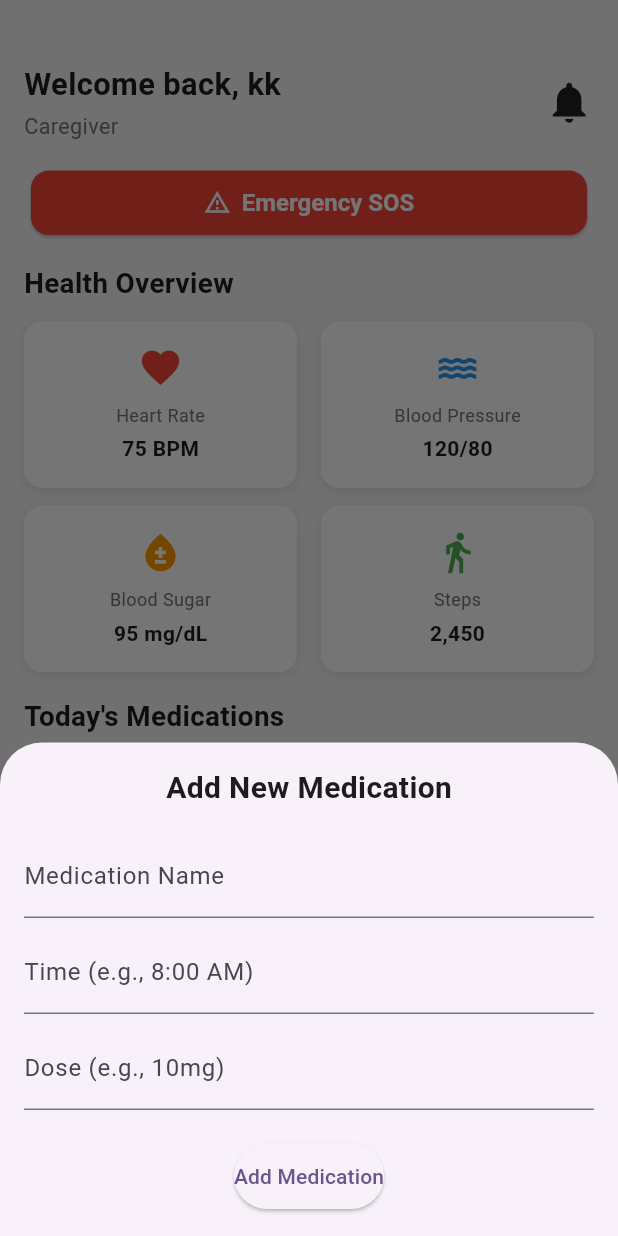
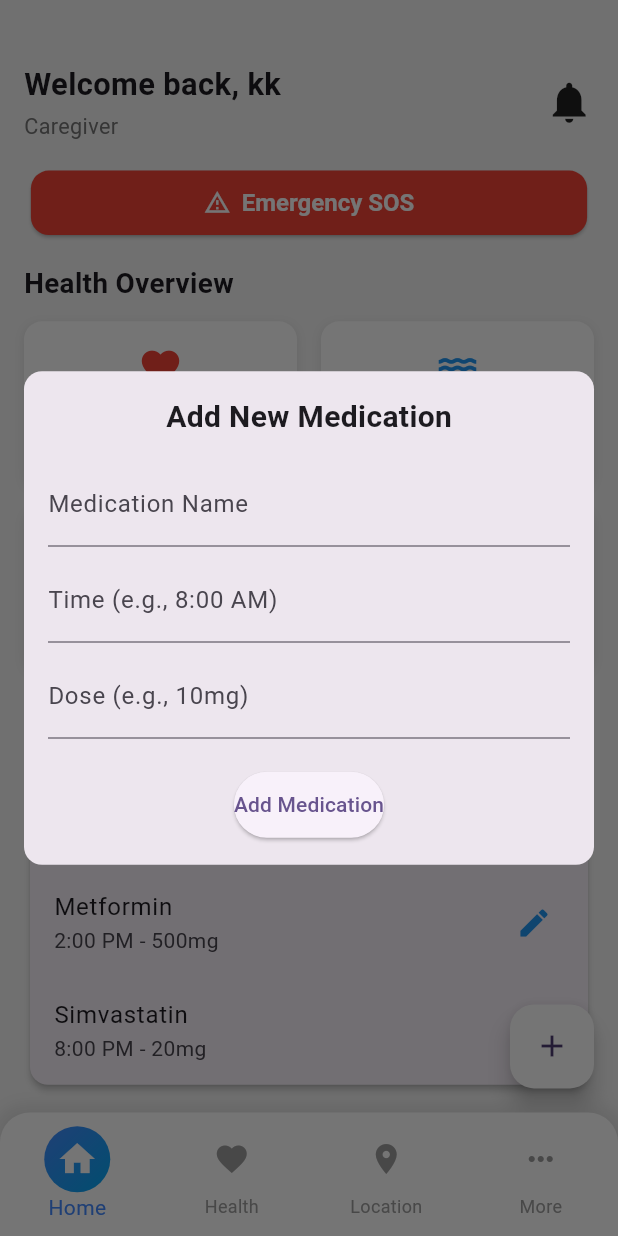
Before and after one commit to kartikkumarofficial/ElderCare, a Flutter app: the screen it shows after launch, after a tap on the "add" icon, on a phone screen of 412 x 824 dp. Run offline on Flutter 3.47's test engine with Material 3 defaults, Android fonts, the phone set to English and light mode, and no system bars.

Commit message:
dashboard screen

```diff
--- a/lib/Screens/Dashboard.dart
+++ b/lib/Screens/Dashboard.dart
@@ -207,7 +207,7 @@ class _DashboardScreenState extends State<DashboardScreen> {
         ),
       ),
       floatingActionButton: FloatingActionButton(
-        onPressed: () => _showAddMedicationBottomSheet(context),
+        onPressed: () => _showAddMedicationDialog(context),
         child: Icon(Icons.add),
         backgroundColor: Colors.white,
       ),
@@ -223,12 +223,17 @@ class _DashboardScreenState extends State<DashboardScreen> {
     );
   }
 
-  // Show Bottom Sheet to add new medication
-  void _showAddMedicationBottomSheet(BuildContext context) {
-    showModalBottomSheet(
+  // Show Dialog to add new medication
+  void _showAddMedicationDialog(BuildContext context) {
+    showDialog(
       context: context,
-      builder: (context) {
-        return Padding(
+      builder: (BuildContext context) {
+        return Dialog(
+          insetPadding: EdgeInsets.symmetric(horizontal: 16.0, vertical: 100.0),
+          shape: RoundedRectangleBorder(
+            borderRadius: BorderRadius.circular(12.0),
+          ),
+          child: Padding(
             padding: const EdgeInsets.all(16.0),
             child: Column(
               mainAxisSize: MainAxisSize.min,
@@ -265,11 +270,11 @@ class _DashboardScreenState extends State<DashboardScreen> {
                   },
                   child: Text("Add Medication"),
                   style: ElevatedButton.styleFrom(
-                  // primary: Colors.blue,
                     padding: EdgeInsets.symmetric(vertical: 12.0),
                   ),
                 ),
               ],
+            ),
           ),
         );
       },
```
Lines whose indentation alone changed are shown as unchanged.
